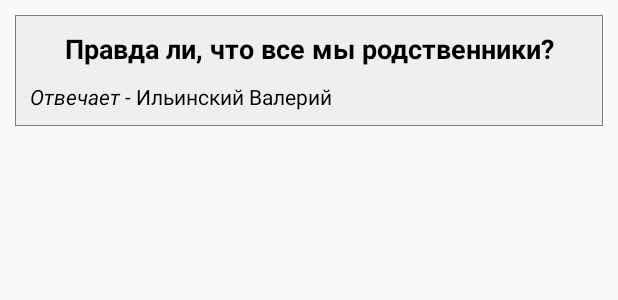
After one commit to vlavlamel/gentlefolks, an Android app: the layout item_answer.xml on its own in the app's theme, with its tools: preview values and no code run, on a phone screen of 412 x 824 dp. The commit adds this screen. Shown: the top 300 px of the screen. Run offline under Robolectric (Android 15) with nearby library versions, the phone set to English and light mode, and no system bars.

Commit message:
add list of answers

```diff
--- a/app/src/main/java/com/example/gentlefolks/api/Api.java
+++ b/app/src/main/java/com/example/gentlefolks/api/Api.java
@@ -1,5 +1,6 @@
 package com.example.gentlefolks.api;
 
+import com.example.gentlefolks.presentation.mainScreen.answerslist.Answer;
 import com.example.gentlefolks.presentation.mainScreen.opinionslist.OpinionMain;
 import com.example.gentlefolks.presentation.opinionsScreen.Opinion;
 
@@ -17,4 +18,7 @@ public interface Api {
 	@GET("opinions/{opinion_id}.json")
 	Observable<List<Opinion>> opinionList(@Path("opinion_id") String opinion_id);
 
+	@GET("answers_list.json")
+	Observable<List<Answer>> answerList();
+
 }
--- a/app/src/main/java/com/example/gentlefolks/presentation/mainScreen/MainActivity.java
+++ b/app/src/main/java/com/example/gentlefolks/presentation/mainScreen/MainActivity.java
@@ -36,16 +36,11 @@ public class MainActivity extends BaseActivityWithFragment<MainActivityUiEvent,
 		mTabLayout.setupWithViewPager(mPager);
 	}
 
-	public void showMessage(){
-		Snackbar.make(mPager,"blya",Snackbar.LENGTH_SHORT).show();
-	}
-
 	@Override
 	protected Consumer<MainActivityUiModel> getUIModelAction() {
 		return new Consumer<MainActivityUiModel>() {
 			@Override
 			public void accept(MainActivityUiModel mainActivityUiModel) throws Exception {
-				showMessage();
 			}
 		};
 	}
--- a/app/src/main/java/com/example/gentlefolks/presentation/mainScreen/MainPageAdapter.java
+++ b/app/src/main/java/com/example/gentlefolks/presentation/mainScreen/MainPageAdapter.java
@@ -16,11 +16,11 @@ public class MainPageAdapter extends FragmentPagerAdapter {
 
 	@Override
 	public Fragment getItem(int position) {
-		switch (position){
+		switch (position) {
 			case 0:
 				return OpinionsGridFragment.getInstance();
 			case 1:
-				return new AnswersFragment();
+				return AnswersFragment.getInstance();
 			default:
 				return null;
 		}
--- a/app/src/main/java/com/example/gentlefolks/presentation/mainScreen/di/MainActivityModule.java
+++ b/app/src/main/java/com/example/gentlefolks/presentation/mainScreen/di/MainActivityModule.java
@@ -9,6 +9,7 @@ import com.example.gentlefolks.presentation.mainScreen.MainActivity;
 import com.example.gentlefolks.presentation.mainScreen.MainActivityPresenter;
 import com.example.gentlefolks.presentation.mainScreen.MainActivityUiEvent;
 import com.example.gentlefolks.presentation.mainScreen.MainActivityUiModel;
+import com.example.gentlefolks.presentation.mainScreen.answerslist.AnswersFragment;
 import com.example.gentlefolks.presentation.mainScreen.opinionslist.OpinionsGridFragment;
 
 import dagger.Binds;
@@ -30,4 +31,8 @@ public abstract class MainActivityModule {
 	@ContributesAndroidInjector(modules = {OpinionsGridFragmentModule.class})
 	abstract OpinionsGridFragment contributeMainFragmentInjector();
 
+	@FragmentScope
+	@ContributesAndroidInjector(modules = {AnswersFragmentModule.class})
+	abstract AnswersFragment contributeAnswersFragmentInjector();
+
 }
--- a/app/src/main/res/layout/fragment_opinions.xml
+++ b/app/src/main/res/layout/fragment_opinions.xml
@@ -10,8 +10,6 @@
 		android:id="@+id/recyclerView"
 		android:layout_width="match_parent"
 		android:layout_height="match_parent"
-		app:layoutManager="GridLayoutManager"
-		app:spanCount="2"
 		tools:listitem="@layout/item_main_opinion"/>
 
 </RelativeLayout>
--- /dev/null
+++ b/app/src/main/res/layout/item_answer.xml
@@ -0,0 +1,42 @@
+<?xml version="1.0" encoding="utf-8"?>
+<RelativeLayout xmlns:android="http://schemas.android.com/apk/res/android"
+	xmlns:tools="http://schemas.android.com/tools"
+	android:layout_width="match_parent"
+	android:layout_height="wrap_content"
+	android:layout_marginLeft="10dp"
+	android:layout_marginRight="10dp"
+	android:layout_marginTop="10dp"
+	android:background="@drawable/rectangle_frame"
+	android:padding="10dp">
+
+	<TextView
+		android:id="@+id/answer_title"
+		android:layout_width="match_parent"
+		android:layout_height="wrap_content"
+		android:gravity="center_horizontal"
+		android:textColor="@android:color/black"
+		android:textSize="18sp"
+		android:textStyle="bold"
+		tools:text="Правда ли, что все мы родственники?" />
+
+	<TextView
+		android:id="@+id/answering"
+		android:layout_width="wrap_content"
+		android:layout_height="wrap_content"
+		android:layout_below="@id/answer_title"
+		android:layout_marginTop="10dp"
+		android:text="Отвечает - "
+		android:textColor="@android:color/black"
+		android:textStyle="italic" />
+
+	<TextView
+		android:id="@+id/author"
+		android:layout_width="wrap_content"
+		android:layout_height="wrap_content"
+		android:layout_below="@id/answer_title"
+		android:layout_marginTop="10dp"
+		android:layout_toEndOf="@id/answering"
+		tools:text="Ильинский Валерий"
+		android:textColor="@android:color/black" />
+
+</RelativeLayout>
--- a/app/src/main/res/layout/item_main_opinion.xml
+++ b/app/src/main/res/layout/item_main_opinion.xml
@@ -6,9 +6,9 @@
 	android:id="@+id/item_main_container"
 	android:layout_width="match_parent"
 	android:layout_height="wrap_content"
-	android:layout_marginBottom="10dp"
 	android:layout_marginLeft="10dp"
 	android:layout_marginRight="10dp"
+	android:layout_marginTop="10dp"
 	android:background="@drawable/rectangle_frame"
 	android:clickable="true">
 
@@ -34,9 +34,9 @@
 		android:layout_height="wrap_content"
 		android:layout_gravity="center"
 		android:layout_margin="10dp"
+		android:gravity="center"
 		android:textAllCaps="true"
 		android:textColor="@android:color/black"
-		android:gravity="center"
 		app:robotoTypeface="roboto_bold"
 		tools:text="С чем связана шумиха вокруг Матильды?" />
 
--- a/app/src/main/res/layout/item_opinion.xml
+++ b/app/src/main/res/layout/item_opinion.xml
@@ -18,7 +18,7 @@
 			android:layout_height="wrap_content"
 			android:layout_marginStart="5dp"
 			android:orientation="vertical"
-			android:layout_gravity="bottom">
+			android:layout_gravity="center_vertical">
 
 			<com.github.siyamed.shapeimageview.CircularImageView
 				android:id="@+id/profile_image"
```
Also changed, not shown: app/src/main/java/com/example/gentlefolks/presentation/mainScreen/answerslist/Answer.java (added, +19 -0 lines), app/src/main/java/com/example/gentlefolks/presentation/mainScreen/answerslist/AnswersAdapter.java (added, +68 -0 lines), app/src/main/java/com/example/gentlefolks/presentation/mainScreen/answerslist/AnswersFragment.java (+60 -2 lines), app/src/main/java/com/example/gentlefolks/presentation/mainScreen/answerslist/AnswersFragmentUiEvent.java (added, +8 -0 lines), app/src/main/java/com/example/gentlefolks/presentation/mainScreen/answerslist/AnswersFragmentUiModel.java (added, +19 -0 lines), app/src/main/java/com/example/gentlefolks/presentation/mainScreen/answerslist/AnswersPresenter.java (added, +56 -0 lines), app/src/main/java/com/example/gentlefolks/presentation/mainScreen/di/AnswersFragmentModule.java (added, +23 -0 lines), 22 other files.
